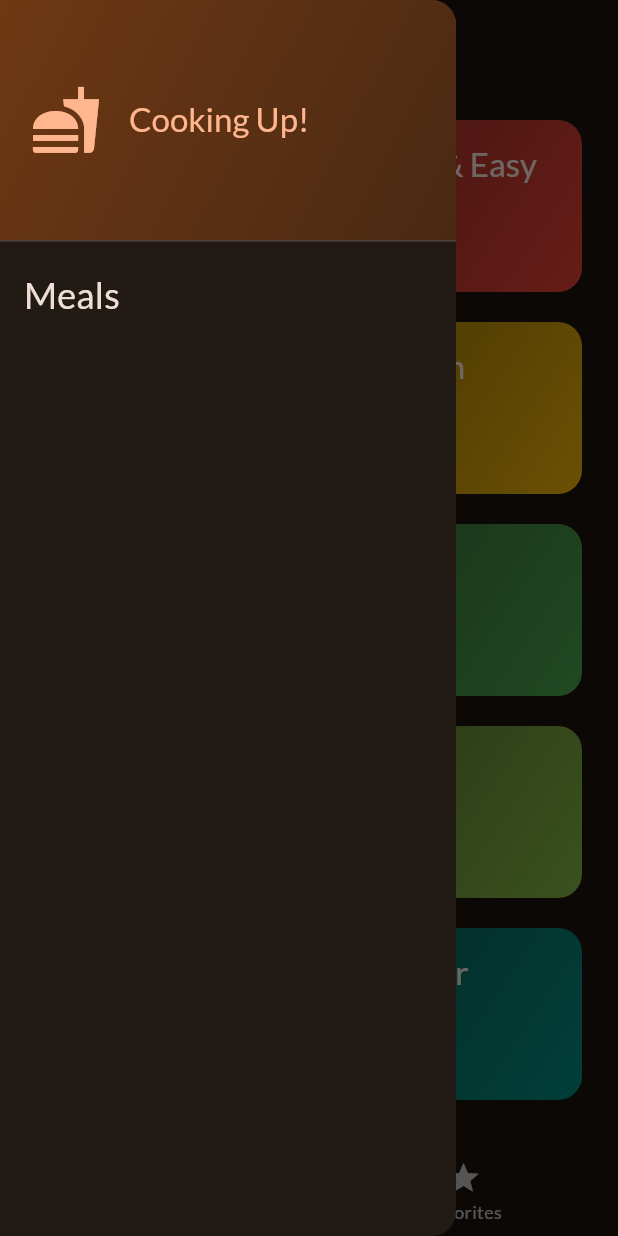
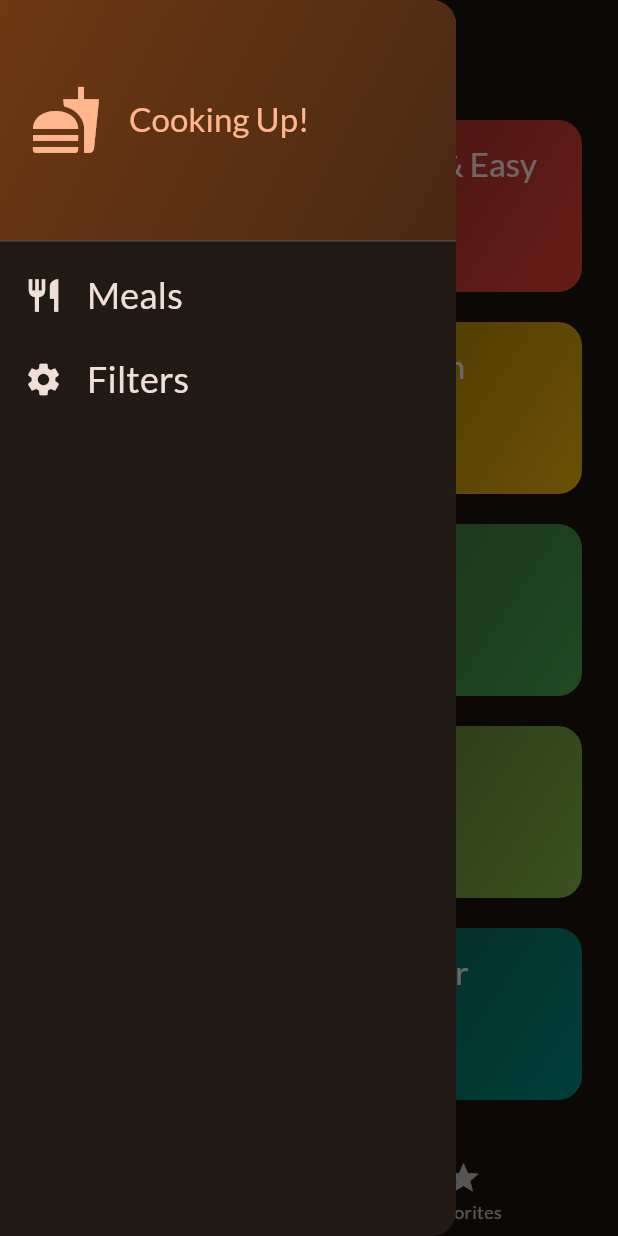
Before and after one commit to alonnner/flutter_exercise, a Flutter app: the screen it shows after launch, with the side drawer open, on a phone screen of 412 x 824 dp. Run offline on Flutter 3.47's test engine with Material 3 defaults, Android fonts, the phone set to English and light mode, and no system bars; our stand-ins replace google_fonts, transparent_image.

Commit message:
bring the conditions of filter back to tabs

```diff
--- a/meal/lib/screens/tabs.dart
+++ b/meal/lib/screens/tabs.dart
@@ -1,6 +1,7 @@
 import 'package:flutter/material.dart';
 import 'package:meal/models/meal.dart';
 import 'package:meal/screens/categories.dart';
+import 'package:meal/screens/filters.dart';
 import 'package:meal/screens/meals.dart';
 import 'package:meal/widgets/main_drawer.dart';
 
@@ -48,6 +49,18 @@ class _TabsScreenState extends State<TabsScreen> {
     });
   }
 
+  void _setScreen(String identifier) async {
+    Navigator.of(context).pop();
+    if (identifier == 'filters') {
+      final result = await Navigator.of(context).push<Map<Filter, bool>>(
+        MaterialPageRoute(
+          builder: (ctx) => const FiltersScreen(),
+        ),
+      );
+      print(result);
+    }
+  }
+
   @override
   Widget build(BuildContext context) {
     Widget activePage = CategoriesScreen(
@@ -67,7 +80,9 @@ class _TabsScreenState extends State<TabsScreen> {
       appBar: AppBar(
         title: Text(activePageTitle),
       ),
-      drawer: const MainDrawer(),
+      drawer: MainDrawer(
+        onSelectScreen: _setScreen,
+      ),
       body: activePage,
       bottomNavigationBar: BottomNavigationBar(
         onTap: _selectPage,
--- a/meal/lib/widgets/main_drawer.dart
+++ b/meal/lib/widgets/main_drawer.dart
@@ -1,7 +1,9 @@
 import 'package:flutter/material.dart';
 
 class MainDrawer extends StatelessWidget {
-  const MainDrawer({super.key});
+  const MainDrawer({super.key, required this.onSelectScreen});
+
+  final void Function(String identifier) onSelectScreen;
 
   @override
   Widget build(BuildContext context) {
@@ -32,12 +34,30 @@ class MainDrawer extends StatelessWidget {
             ),
           ),
           ListTile(
+            leading: Icon(Icons.restaurant,
+                size: 26, color: Theme.of(context).colorScheme.onBackground),
             title: Text(
               'Meals',
               style: Theme.of(context).textTheme.titleSmall!.copyWith(
                   color: Theme.of(context).colorScheme.onBackground,
                   fontSize: 24),
             ),
+            onTap: () {
+              onSelectScreen('meals');
+            },
+          ),
+          ListTile(
+            leading: Icon(Icons.settings,
+                size: 26, color: Theme.of(context).colorScheme.onBackground),
+            title: Text(
+              'Filters',
+              style: Theme.of(context).textTheme.titleSmall!.copyWith(
+                  color: Theme.of(context).colorScheme.onBackground,
+                  fontSize: 24),
+            ),
+            onTap: () {
+              onSelectScreen('filters');
+            },
           ),
         ],
       ),
```
Also changed, not shown: meal/lib/screens/filters.dart (added, +145 -0 lines).
